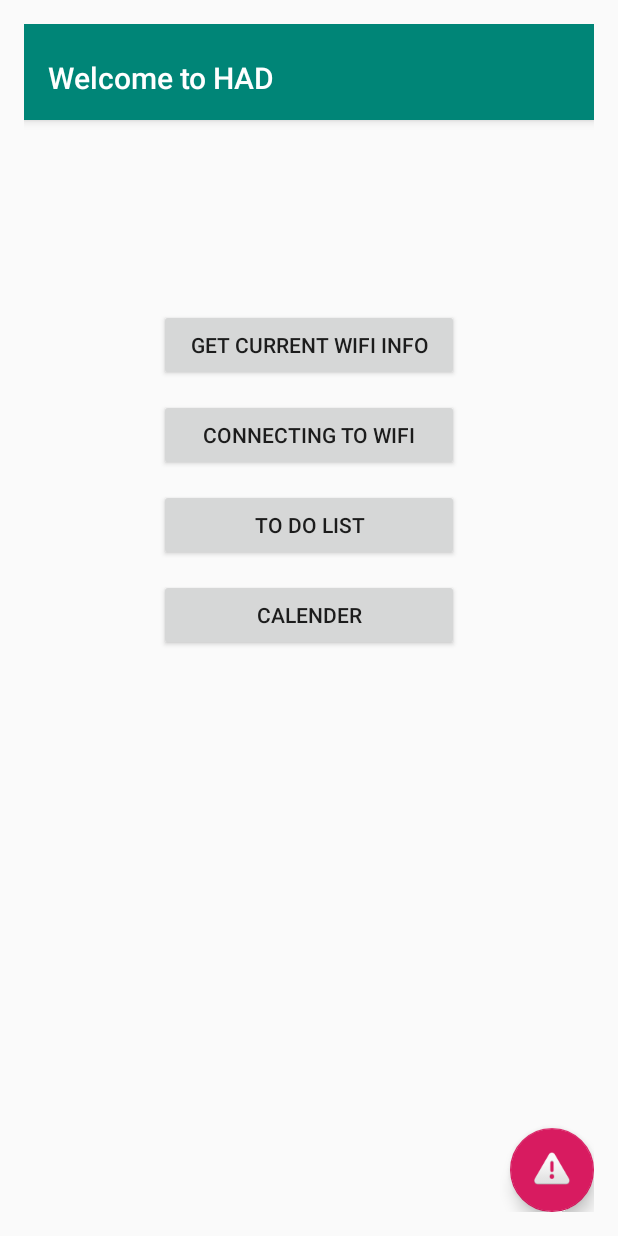
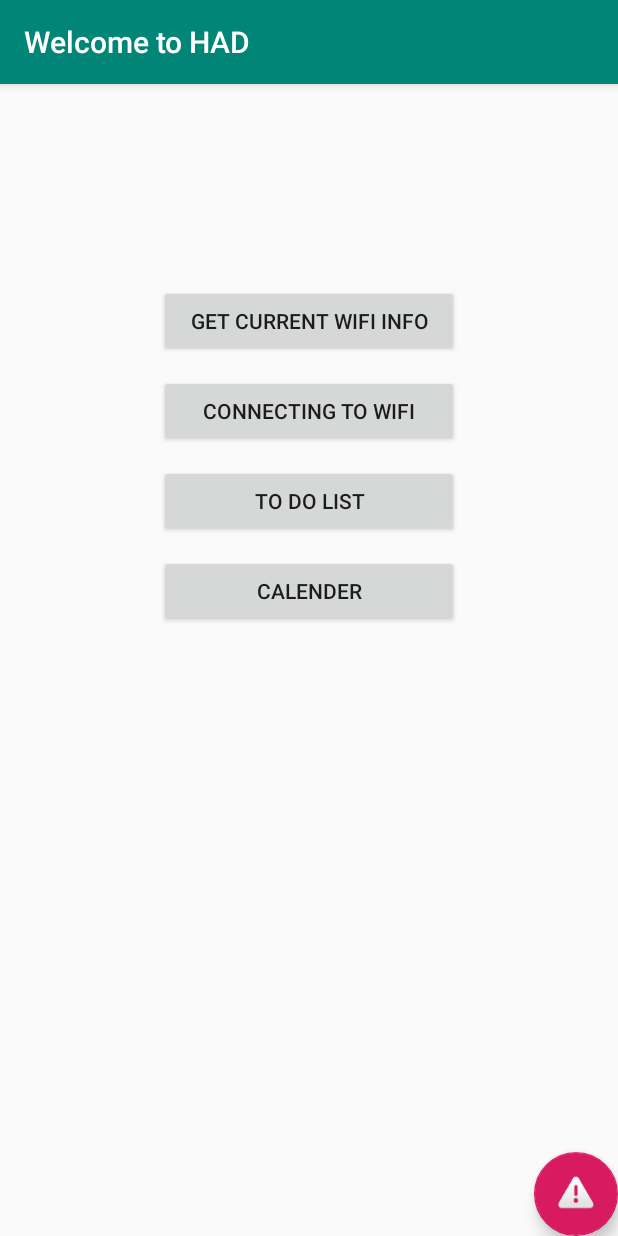
Before and after one commit to PoisonJL/HAD, an Android app: the screen it shows after launch (MainActivity), on a phone screen of 412 x 824 dp. Run offline under Robolectric (Android 15) with nearby library versions, the phone set to English and light mode, and no system bars; our stand-ins replace Firebase (no records; nobody signed in at launch, a user with empty details on screens opened directly).

Commit message:
newest
fix layout
added delete calendar

```diff
--- a/HadControlPanel/app/src/main/java/com/team7/hadcontrolpanel/MainActivity.java
+++ b/HadControlPanel/app/src/main/java/com/team7/hadcontrolpanel/MainActivity.java
@@ -8,19 +8,12 @@ import android.net.wifi.WifiManager;
 import android.os.Bundle;
 import android.support.design.widget.FloatingActionButton;
 import android.support.design.widget.Snackbar;
-import android.support.v4.app.Fragment;
-import android.support.v4.app.FragmentManager;
-import android.support.v4.app.FragmentPagerAdapter;
-import android.support.v4.view.ViewPager;
 import android.support.v7.app.AppCompatActivity;
 import android.support.v7.widget.Toolbar;
 import android.util.Log;
-import android.view.LayoutInflater;
 import android.view.View;
 import android.view.View.OnClickListener;
-import android.view.ViewGroup;
 import android.widget.Button;
-import android.widget.TextView;
 import android.widget.Toast;
 
 import com.google.firebase.FirebaseApp;
@@ -31,23 +24,7 @@ import com.google.firebase.database.FirebaseDatabase;
 import com.google.firebase.database.ValueEventListener;
 
 public class MainActivity extends AppCompatActivity {
-    private Button b;
-    String ssid, MacAddress;
-
-    /**
-     * The {@link android.support.v4.view.PagerAdapter} that will provide
-     * fragments for each of the sections. We use a
-     * {@link FragmentPagerAdapter} derivative, which will keep every
-     * loaded fragment in memory. If this becomes too memory intensive, it
-     * may be best to switch to a
-     * {@link android.support.v4.app.FragmentStatePagerAdapter}.
-     */
-    private SectionsPagerAdapter mSectionsPagerAdapter;
-
-    /**
-     * The {@link ViewPager} that will host the section contents.
-     */
-    private ViewPager mViewPager;
+    String ssid;
     private FirebaseDatabase db;
     private DatabaseReference ref;
     String mode;
@@ -78,13 +55,6 @@ public class MainActivity extends AppCompatActivity {
 
         Toolbar toolbar = findViewById(R.id.toolbar);
         setSupportActionBar(toolbar);
-        // Create the adapter that will return a fragment for each of the three
-        // primary sections of the activity.
-        mSectionsPagerAdapter = new SectionsPagerAdapter(getSupportFragmentManager());
-
-        // Set up the ViewPager with the sections adapter.
-        mViewPager = findViewById(R.id.container);
-        mViewPager.setAdapter(mSectionsPagerAdapter);
 
         FloatingActionButton fabPrivacy = (FloatingActionButton) findViewById(R.id.fabPrivacy);
         fabPrivacy.setOnClickListener(new View.OnClickListener() {
@@ -105,6 +75,7 @@ public class MainActivity extends AppCompatActivity {
                 }
             }
         });
+
         //call firebase
         db = FirebaseDatabase.getInstance();
         ref = db.getReference("ToDo List");
@@ -134,65 +105,6 @@ public class MainActivity extends AppCompatActivity {
         getWifiName(this);
     }
 
-    /**
-     * A placeholder fragment containing a simple view.
-     */
-    public static class PlaceholderFragment extends Fragment {
-        /**
-         * The fragment argument representing the section number for this
-         * fragment.
-         */
-        private static final String ARG_SECTION_NUMBER = "section_number";
-
-        public PlaceholderFragment() {
-        }
-
-        /**
-         * Returns a new instance of this fragment for the given section
-         * number.
-         */
-        public static PlaceholderFragment newInstance(int sectionNumber) {
-            PlaceholderFragment fragment = new PlaceholderFragment();
-            Bundle args = new Bundle();
-            args.putInt(ARG_SECTION_NUMBER, sectionNumber);
-            fragment.setArguments(args);
-            return fragment;
-        }
-
-        @Override
-        public View onCreateView(LayoutInflater inflater, ViewGroup container,
-                                 Bundle savedInstanceState) {
-            View rootView = inflater.inflate(R.layout.fragment_main, container, false);
-            TextView textView = rootView.findViewById(R.id.section_label);
-            textView.setText(getString(R.string.section_format));
-            return rootView;
-        }
-    }
-
-    /**
-     * A {@link FragmentPagerAdapter} that returns a fragment corresponding to
-     * one of the sections/tabs/pages.
-     */
-    public class SectionsPagerAdapter extends FragmentPagerAdapter {
-
-        public SectionsPagerAdapter(FragmentManager fm) {
-            super(fm);
-        }
-
-        @Override
-        public Fragment getItem(int position) {
-            // getItem is called to instantiate the fragment for the given page.
-            // Return a PlaceholderFragment (defined as a static inner class below).
-            return PlaceholderFragment.newInstance(position + 1);
-        }
-
-        @Override
-        public int getCount() {
-            // Show 3 total pages.
-            return 3;
-        }
-    }
-
     //get wifi name
     public String getWifiName(Context context) {
         db = FirebaseDatabase.getInstance();
@@ -204,10 +116,8 @@ public class MainActivity extends AppCompatActivity {
                 NetworkInfo.DetailedState state = WifiInfo.getDetailedStateOf(wifiInfo.getSupplicantState());
                 if (state == NetworkInfo.DetailedState.CONNECTED || state == NetworkInfo.DetailedState.OBTAINING_IPADDR) {
                     ssid = wifiInfo.getSSID().replace("\"", "");
-                    MacAddress = wifiInfo.getMacAddress();
                     ref.child("SSID").setValue(ssid);
-                    ref.child("MAC Address").setValue(MacAddress);
-                    Toast.makeText(this, "SSID: " + ssid+ " MAC Address: " + MacAddress, Toast.LENGTH_SHORT).show();
+                    Toast.makeText(this, "SSID: " + ssid, Toast.LENGTH_SHORT).show();
                     return wifiInfo.getSSID();
                 }
             }
--- a/HadControlPanel/app/src/main/java/com/team7/hadcontrolpanel/WifiActivity.java
+++ b/HadControlPanel/app/src/main/java/com/team7/hadcontrolpanel/WifiActivity.java
@@ -36,7 +36,6 @@ public class WifiActivity extends AppCompatActivity {
     String sshPassword = "Jia0214.";
     String hostname = "turing.csce.uark.edu";
     int port = 22;
-    String wifiID = "";
 
     @Override
     public void onCreate(Bundle savedInstanceState) {
--- a/HadControlPanel/app/src/main/res/layout/activity_data_retrived.xml
+++ b/HadControlPanel/app/src/main/res/layout/activity_data_retrived.xml
@@ -5,7 +5,6 @@
     android:layout_width="match_parent"
     android:layout_height="match_parent"
     android:orientation="vertical"
-    android:padding="16dp"
     tools:context=".DataRetrived"
     app:title="132">
 
--- a/HadControlPanel/app/src/main/res/layout/activity_main.xml
+++ b/HadControlPanel/app/src/main/res/layout/activity_main.xml
@@ -8,14 +8,12 @@
     android:layout_height="match_parent"
     android:fitsSystemWindows="true"
     android:orientation="vertical"
-    android:padding="16dp"
     tools:context=".MainActivity">
 
     <android.support.design.widget.AppBarLayout
         android:id="@+id/appbar"
         android:layout_width="match_parent"
         android:layout_height="wrap_content"
-        android:paddingTop="@dimen/appbar_padding_top"
         android:theme="@style/AppTheme.AppBarOverlay">
 
         <android.support.v7.widget.Toolbar
@@ -34,14 +32,6 @@
         </android.support.v7.widget.Toolbar>
 
     </android.support.design.widget.AppBarLayout>
-
-    <android.support.v4.view.ViewPager
-        android:id="@+id/container"
-        android:layout_width="match_parent"
-        android:layout_height="match_parent"
-        app:layout_behavior="@string/appbar_scrolling_view_behavior">
-
-    </android.support.v4.view.ViewPager>
 
     <android.support.design.widget.FloatingActionButton
         android:id="@+id/fabPrivacy"
--- a/HadControlPanel/app/src/main/res/layout/activity_todolist.xml
+++ b/HadControlPanel/app/src/main/res/layout/activity_todolist.xml
@@ -5,7 +5,6 @@
     android:layout_width="match_parent"
     android:layout_height="match_parent"
     android:orientation="vertical"
-    android:padding="16dp"
     tools:context=".TodoItem">
 
     <android.support.design.widget.AppBarLayout
--- a/HadControlPanel/app/src/main/res/layout/activity_wifi.xml
+++ b/HadControlPanel/app/src/main/res/layout/activity_wifi.xml
@@ -6,7 +6,6 @@
     android:layout_width="match_parent"
     android:layout_height="match_parent"
     android:orientation="vertical"
-    android:padding="16dp"
     tools:context=".WifiActivity">
 
     <android.support.design.widget.AppBarLayout
--- a/HadControlPanel/app/src/main/res/layout/list_view.xml
+++ b/HadControlPanel/app/src/main/res/layout/list_view.xml
@@ -4,7 +4,6 @@
     xmlns:app="http://schemas.android.com/apk/res-auto"
     android:layout_width="match_parent"
     android:layout_height="match_parent"
-    android:padding="16dp"
     android:orientation="vertical">
 
     <TextView
--- a/HadControlPanel/app/src/main/res/values-w820dp/dimens.xml
+++ /dev/null
@@ -1,6 +0,0 @@
-<resources>
-    <!-- Example customization of dimensions originally defined in res/values/dimens.xml
-         (such as screen margins) for screens with more than 820dp of available width. This
-         would include 7" and 10" devices in landscape (~960dp and ~1280dp respectively). -->
-    <dimen name="activity_horizontal_margin">64dp</dimen>
-</resources>
--- a/HadControlPanel/app/src/main/res/values/dimens.xml
+++ b/HadControlPanel/app/src/main/res/values/dimens.xml
@@ -1,7 +1,7 @@
 <resources>
     <!-- Default screen margins, per the Android Design guidelines. -->
-    <dimen name="activity_horizontal_margin">16dp</dimen>
-    <dimen name="activity_vertical_margin">16dp</dimen>
-    <dimen name="fab_margin">16dp</dimen>
-    <dimen name="appbar_padding_top">8dp</dimen>
+    <dimen name="activity_horizontal_margin">0dp</dimen>
+    <dimen name="activity_vertical_margin">0dp</dimen>
+    <dimen name="fab_margin">0dp</dimen>
+    <dimen name="appbar_padding_top">0dp</dimen>
 </resources>
```
Also changed, not shown: HadControlPanel/app/src/main/java/com/team7/hadcontrolpanel/Calendar.java (+9 -4 lines), HadControlPanel/app/src/main/java/com/team7/hadcontrolpanel/DataRetrived.java (+49 -5 lines), HadControlPanel/app/src/main/java/com/team7/hadcontrolpanel/TodoItem.java (+4 -4 lines), HadControlPanel/app/src/main/res/drawable/bg_calen.xml (deleted, +0 -10 lines), HadControlPanel/app/src/main/res/layout/activity_calender.xml (+12 -23 lines), HadControlPanel/app/src/main/res/layout/update.xml (+6 -1 lines).
